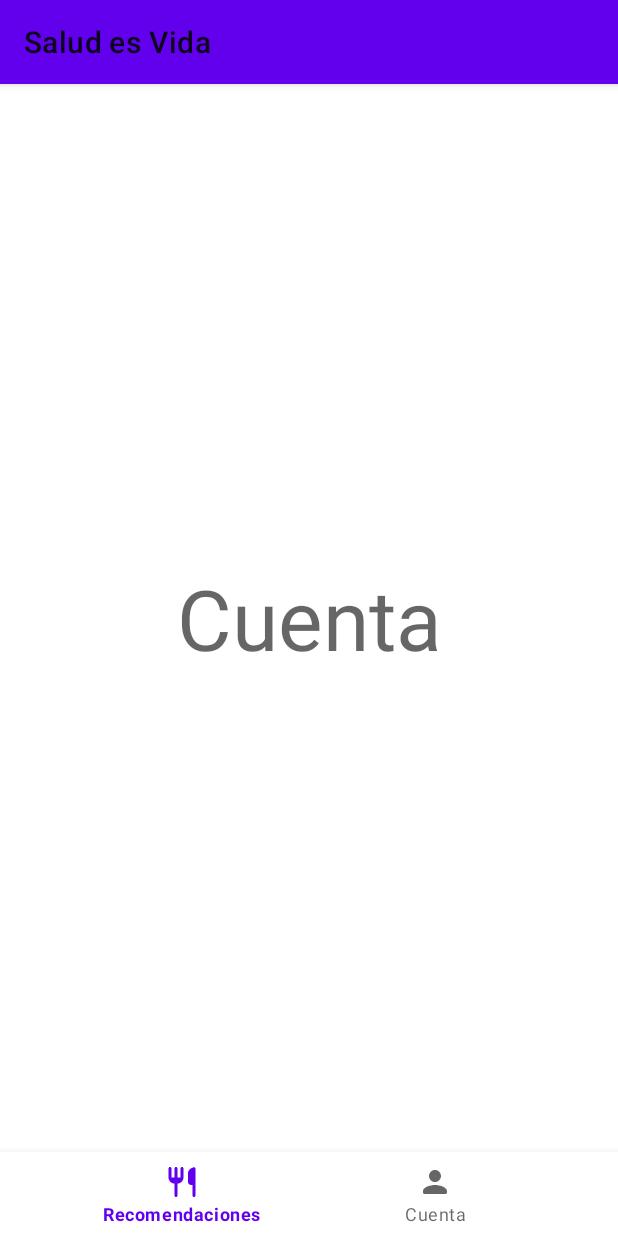
After one commit to DiegoGarciaH/Salud-es-Vida, an Android app: the fragment Account placed in its activity, on a phone screen of 412 x 824 dp. The commit adds this screen. Run offline under Robolectric (Android 15) with nearby library versions, the phone set to English and light mode, and no system bars.

Commit message:
BottomNavigation agregado

```diff
--- /dev/null
+++ b/app/src/main/java/com/example/saludesvida/Navigation.java
@@ -0,0 +1,42 @@
+package com.example.saludesvida;
+
+import androidx.annotation.NonNull;
+import androidx.appcompat.app.AppCompatActivity;
+
+import android.os.Bundle;
+import android.view.MenuItem;
+
+import com.example.saludesvida.fragments.Account;
+import com.example.saludesvida.fragments.Home;
+import com.google.android.material.bottomnavigation.BottomNavigationView;
+import com.google.android.material.navigation.NavigationBarView;
+
+public class Navigation extends AppCompatActivity {
+
+    BottomNavigationView bottomNavigationView;
+    Home homefragment = new Home();
+    Account accountfragment = new Account();
+
+    @Override
+    protected void onCreate(Bundle savedInstanceState) {
+        super.onCreate(savedInstanceState);
+        setContentView(R.layout.activity_navigation);
+
+        bottomNavigationView = findViewById(R.id.bottomNavigationView);
+        getSupportFragmentManager().beginTransaction().replace(R.id.container, homefragment).commit();
+        bottomNavigationView.setOnItemSelectedListener(new NavigationBarView.OnItemSelectedListener() {
+            @Override
+            public boolean onNavigationItemSelected(@NonNull MenuItem item) {
+                switch (item.getItemId()){
+                    case R.id.homemenu:
+                        getSupportFragmentManager().beginTransaction().replace(R.id.container, homefragment).commit();
+                        return true;
+                    case R.id.accountmenu:
+                        getSupportFragmentManager().beginTransaction().replace(R.id.container, accountfragment).commit();
+                        return true;
+                }
+                return false;
+            }
+        });
+    }
+}
--- /dev/null
+++ b/app/src/main/java/com/example/saludesvida/fragments/Account.java
@@ -0,0 +1,19 @@
+package com.example.saludesvida.fragments;
+
+import android.os.Bundle;
+
+import androidx.fragment.app.Fragment;
+
+import android.view.LayoutInflater;
+import android.view.View;
+import android.view.ViewGroup;
+
+import com.example.saludesvida.R;
+public class Account extends Fragment {
+
+    @Override
+    public View onCreateView(LayoutInflater inflater, ViewGroup container, Bundle savedInstanceState) {
+        // Inflate the layout for this fragment
+        return inflater.inflate(R.layout.fragment_account, container, false);
+    }
+}
--- /dev/null
+++ b/app/src/main/java/com/example/saludesvida/fragments/Home.java
@@ -0,0 +1,19 @@
+package com.example.saludesvida.fragments;
+
+import android.os.Bundle;
+
+import androidx.fragment.app.Fragment;
+
+import android.view.LayoutInflater;
+import android.view.View;
+import android.view.ViewGroup;
+
+import com.example.saludesvida.R;
+public class Home extends Fragment {
+
+    @Override
+    public View onCreateView(LayoutInflater inflater, ViewGroup container, Bundle savedInstanceState) {
+        // Inflate the layout for this fragment
+        return inflater.inflate(R.layout.fragment_home, container, false);
+    }
+}
--- /dev/null
+++ b/app/src/main/res/drawable/round_person_24.xml
@@ -0,0 +1,5 @@
+<vector android:height="24dp" android:tint="#000000"
+    android:viewportHeight="24" android:viewportWidth="24"
+    android:width="24dp" xmlns:android="http://schemas.android.com/apk/res/android">
+    <path android:fillColor="@android:color/white" android:pathData="M12,12c2.21,0 4,-1.79 4,-4s-1.79,-4 -4,-4 -4,1.79 -4,4 1.79,4 4,4zM12,14c-2.67,0 -8,1.34 -8,4v1c0,0.55 0.45,1 1,1h14c0.55,0 1,-0.45 1,-1v-1c0,-2.66 -5.33,-4 -8,-4z"/>
+</vector>
--- /dev/null
+++ b/app/src/main/res/drawable/round_restaurant_24.xml
@@ -0,0 +1,5 @@
+<vector android:height="24dp" android:tint="#000000"
+    android:viewportHeight="24" android:viewportWidth="24"
+    android:width="24dp" xmlns:android="http://schemas.android.com/apk/res/android">
+    <path android:fillColor="@android:color/white" android:pathData="M16,6v6c0,1.1 0.9,2 2,2h1v7c0,0.55 0.45,1 1,1s1,-0.45 1,-1L21,3.13c0,-0.65 -0.61,-1.13 -1.24,-0.98C17.6,2.68 16,4.51 16,6zM11,9L9,9L9,3c0,-0.55 -0.45,-1 -1,-1s-1,0.45 -1,1v6L5,9L5,3c0,-0.55 -0.45,-1 -1,-1s-1,0.45 -1,1v6c0,2.21 1.79,4 4,4v8c0,0.55 0.45,1 1,1s1,-0.45 1,-1v-8c2.21,0 4,-1.79 4,-4L13,3c0,-0.55 -0.45,-1 -1,-1s-1,0.45 -1,1v6z"/>
+</vector>
--- /dev/null
+++ b/app/src/main/res/layout/activity_navigation.xml
@@ -0,0 +1,30 @@
+<?xml version="1.0" encoding="utf-8"?>
+<androidx.constraintlayout.widget.ConstraintLayout xmlns:android="http://schemas.android.com/apk/res/android"
+    xmlns:app="http://schemas.android.com/apk/res-auto"
+    xmlns:tools="http://schemas.android.com/tools"
+    android:layout_width="match_parent"
+    android:layout_height="match_parent"
+    tools:context=".Navigation">
+
+    <com.google.android.material.bottomnavigation.BottomNavigationView
+        android:id="@+id/bottomNavigationView"
+        android:layout_width="match_parent"
+        android:layout_height="wrap_content"
+        app:labelVisibilityMode="labeled"
+        app:layout_constraintBottom_toBottomOf="parent"
+        app:layout_constraintEnd_toEndOf="parent"
+        app:layout_constraintStart_toStartOf="parent"
+        app:menu="@menu/navmenu" />
+
+    <FrameLayout
+        android:id="@+id/container"
+        android:layout_width="0dp"
+        android:layout_height="0dp"
+        app:layout_constraintBottom_toTopOf="@+id/bottomNavigationView"
+        app:layout_constraintEnd_toEndOf="parent"
+        app:layout_constraintStart_toStartOf="parent"
+        app:layout_constraintTop_toTopOf="parent">
+
+    </FrameLayout>
+
+</androidx.constraintlayout.widget.ConstraintLayout>
--- /dev/null
+++ b/app/src/main/res/layout/fragment_account.xml
@@ -0,0 +1,19 @@
+<?xml version="1.0" encoding="utf-8"?>
+<androidx.constraintlayout.widget.ConstraintLayout xmlns:android="http://schemas.android.com/apk/res/android"
+    xmlns:app="http://schemas.android.com/apk/res-auto"
+    xmlns:tools="http://schemas.android.com/tools"
+    android:layout_width="match_parent"
+    android:layout_height="match_parent"
+    tools:context=".fragments.Account">
+
+    <TextView
+        android:id="@+id/textView2"
+        android:layout_width="wrap_content"
+        android:layout_height="wrap_content"
+        android:text="@string/account"
+        android:textAppearance="@style/TextAppearance.AppCompat.Display3"
+        app:layout_constraintBottom_toBottomOf="parent"
+        app:layout_constraintEnd_toEndOf="parent"
+        app:layout_constraintStart_toStartOf="parent"
+        app:layout_constraintTop_toTopOf="parent" />
+</androidx.constraintlayout.widget.ConstraintLayout>
--- /dev/null
+++ b/app/src/main/res/menu/navmenu.xml
@@ -0,0 +1,12 @@
+<?xml version="1.0" encoding="utf-8"?>
+<menu xmlns:android="http://schemas.android.com/apk/res/android">
+
+    <item
+        android:id="@+id/homemenu"
+        android:icon="@drawable/round_restaurant_24"
+        android:title="@string/home" />
+    <item
+        android:id="@+id/accountmenu"
+        android:icon="@drawable/round_person_24"
+        android:title="@string/account" />
+</menu>
--- a/app/src/main/res/values-night/themes.xml
+++ b/app/src/main/res/values-night/themes.xml
@@ -1,6 +1,6 @@
 <resources xmlns:tools="http://schemas.android.com/tools">
     <!-- Base application theme. -->
-    <style name="Theme.SaludEsVida" parent="Theme.MaterialComponents.DayNight.DarkActionBar">
+    <style name="Theme.SaludEsVida" parent="Theme.MaterialComponents.DayNight">
         <!-- Primary brand color. -->
         <item name="colorPrimary">@color/purple_200</item>
         <item name="colorPrimaryVariant">@color/purple_700</item>
--- a/app/src/main/res/values/strings.xml
+++ b/app/src/main/res/values/strings.xml
@@ -6,4 +6,8 @@
     <string name="mail">Correo</string>
     <string name="contra">Contraseña</string>
     <string name="confirmar">Repetir Contraseña</string>
+    <string name="home">Recomendaciones</string>
+    <string name="account">Cuenta</string>
+    <!-- TODO: Remove or change this placeholder text -->
+    <string name="hello_blank_fragment">Hello blank fragment</string>
 </resources>
--- a/app/src/main/res/values/themes.xml
+++ b/app/src/main/res/values/themes.xml
@@ -1,6 +1,6 @@
 <resources xmlns:tools="http://schemas.android.com/tools">
     <!-- Base application theme. -->
-    <style name="Theme.SaludEsVida" parent="Theme.MaterialComponents.DayNight.DarkActionBar">
+    <style name="Theme.SaludEsVida" parent="Theme.MaterialComponents.DayNight">
         <!-- Primary brand color. -->
         <item name="colorPrimary">@color/purple_500</item>
         <item name="colorPrimaryVariant">@color/purple_700</item>
```
Also changed, not shown: app/src/main/AndroidManifest.xml (+8 -4 lines), app/src/main/res/layout/fragment_home.xml (added, +29 -0 lines).
